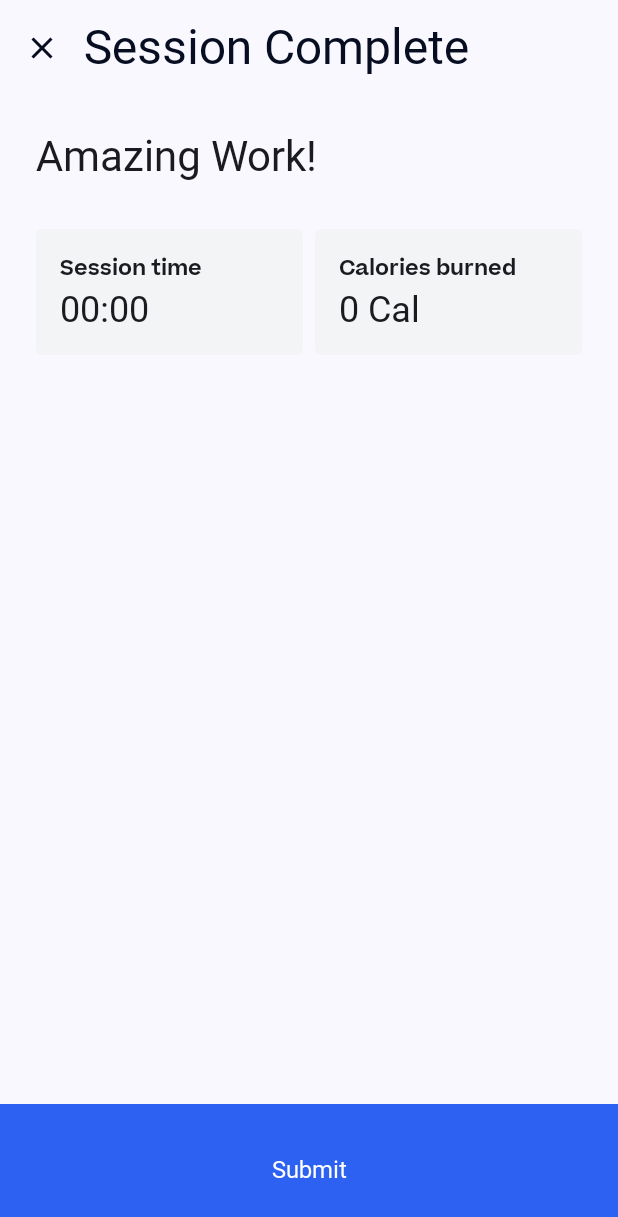
After one commit to AnastasiiaDudarieva/Bespoke, an Android app built with Jetpack Compose: the MemberWorkoutPostSessionScreen screen opened through its navigation route, on a phone screen of 412 x 824 dp. The commit adds this screen. Shown: the top 1217 px of the screen. Run offline under Robolectric (Android 15) with nearby library versions, the phone set to English and light mode, and no system bars; our stand-ins replace Dagger/Hilt's generated code, Firebase (no records; nobody signed in at launch, a user with empty details on screens opened directly); Roboto replaces fonts that are not available here.

Commit message:
add session complete screen

```diff
--- a/app/src/main/java/com/bespoke/app/navigation/AppNavigation.kt
+++ b/app/src/main/java/com/bespoke/app/navigation/AppNavigation.kt
@@ -13,6 +13,7 @@ import com.bespoke.app.ui.models.auth.AuthState
 import com.bespoke.app.ui.screens.AccountScreen
 import com.bespoke.app.ui.screens.EditMemberProfileScreen
 import com.bespoke.app.ui.screens.MemberRootScreen
+import com.bespoke.app.ui.screens.MemberWorkoutPostSessionScreen
 import com.bespoke.app.ui.screens.ProfileScreen
 import com.bespoke.app.ui.screens.ProgramOverviewScreen
 import com.bespoke.app.ui.screens.ProgramOverviewSimpleScreen
@@ -105,6 +106,10 @@ fun AppNavigation() {
                     val workoutId = backStackEntry.arguments?.getString("workoutId") ?: ""
                     WorkoutDetailScreen(workoutId = workoutId, navController = navController)
                 }
+                composable(Screen.WORKOUT_POST_SESSION) {
+                    MemberWorkoutPostSessionScreen(navController)
+                }
+
             }
         }
 
--- a/app/src/main/java/com/bespoke/app/navigation/NavigationRoutes.kt
+++ b/app/src/main/java/com/bespoke/app/navigation/NavigationRoutes.kt
@@ -15,6 +15,7 @@ object Screen {
     const val PROGRAM_OVERVIEW_SIMPLE = "program_overview_simple"
     const val EXERCISE = "exercise"
     const val WORKOUT = "workout"
+    const val WORKOUT_POST_SESSION = "workout_post_session"
 
 
     fun webViewWithUrl(url: String): String {
--- /dev/null
+++ b/app/src/main/java/com/bespoke/app/ui/screens/MemberWorkoutPostSessionScreen.kt
@@ -0,0 +1,126 @@
+package com.bespoke.app.ui.screens
+
+import SetStatusBarIconsDark
+import androidx.compose.foundation.background
+import androidx.compose.foundation.layout.Arrangement
+import androidx.compose.foundation.layout.Column
+import androidx.compose.foundation.layout.Row
+import androidx.compose.foundation.layout.Spacer
+import androidx.compose.foundation.layout.fillMaxSize
+import androidx.compose.foundation.layout.fillMaxWidth
+import androidx.compose.foundation.layout.height
+import androidx.compose.foundation.layout.padding
+import androidx.compose.foundation.shape.RoundedCornerShape
+import androidx.compose.material.icons.Icons
+import androidx.compose.material.icons.filled.Close
+import androidx.compose.material3.Surface
+import androidx.compose.material3.Text
+import androidx.compose.runtime.Composable
+import androidx.compose.runtime.collectAsState
+import androidx.compose.runtime.getValue
+import androidx.compose.ui.Modifier
+import androidx.compose.ui.res.stringResource
+import androidx.compose.ui.text.font.FontWeight
+import androidx.compose.ui.unit.dp
+import androidx.compose.ui.unit.sp
+import androidx.hilt.navigation.compose.hiltViewModel
+import androidx.navigation.NavHostController
+import com.bespoke.app.R
+import com.bespoke.app.ui.screens.components.base.BespokeButton
+import com.bespoke.app.ui.screens.components.base.BespokeTopBar
+import com.bespoke.app.ui.theme.BeatriceFontFamily
+import com.bespoke.app.ui.theme.InputBackgroundColor
+import com.bespoke.app.ui.viewmodel.WorkoutPostSessionViewModel
+
+
+@Composable
+fun MemberWorkoutPostSessionScreen(
+    navController: NavHostController,
+    viewModel: WorkoutPostSessionViewModel = hiltViewModel(),
+) {
+    SetStatusBarIconsDark(darkIcons = true)
+    val workout by viewModel.selectedWorkout.collectAsState()
+
+    val sessionTime = workout?.sessionTimeSecs?.let { formatSessionTime(it) } ?: "00:00"
+    val caloriesBurned = workout?.caloriesBurned?.toInt()?.toString()?.plus(" Cal") ?: "0 Cal"
+
+    Surface(
+        modifier = Modifier.fillMaxSize()
+    ) {
+        Column{
+            BespokeTopBar(
+                title = stringResource(R.string.session_complete),
+                canNavigateBack = true,
+                onBackClick = { navController.navigateUp() },
+                icon = Icons.Filled.Close
+            )
+            Column(modifier = Modifier.padding(24.dp).weight(1f, fill = true)) {
+                Text(
+                    text = stringResource(R.string.amazing_work),
+                    fontSize = 28.sp,
+                    fontFamily = BeatriceFontFamily
+                )
+
+                Spacer(modifier = Modifier.height(32.dp))
+
+                Row(
+                    modifier = Modifier.fillMaxWidth(),
+                    horizontalArrangement = Arrangement.spacedBy(8.dp)
+                ) {
+                    InfoBlock(
+                        modifier = Modifier.weight(1f),
+                        title = "Session time",
+                        value = sessionTime
+                    )
+                    InfoBlock(
+                        modifier = Modifier.weight(1f),
+                        title = "Calories burned",
+                        value = caloriesBurned
+                    )
+                }
+
+            }
+            BespokeButton(
+                onClick = { navController.navigateUp() },
+                modifier = Modifier
+                    .fillMaxWidth()
+                    .height(88.dp),
+                text = stringResource(R.string.submit)
+            )
+        }
+    }
+}
+
+@Composable
+private fun InfoBlock(modifier: Modifier = Modifier, title: String, value: String) {
+    Column(
+        modifier = modifier
+            .height(84.dp)
+            .background(InputBackgroundColor, RoundedCornerShape(4.dp))
+            .padding(16.dp),
+        verticalArrangement = Arrangement.SpaceBetween
+    ) {
+        Text(
+            text = title,
+            fontSize = 14.sp,
+            fontWeight = FontWeight.SemiBold,
+            fontFamily = BeatriceFontFamily
+        )
+        Text(
+            text = value,
+            fontSize = 24.sp,
+            fontFamily = BeatriceFontFamily
+        )
+    }
+}
+
+private fun formatSessionTime(seconds: Int): String {
+    val hours = seconds / 3600
+    val minutes = (seconds % 3600) / 60
+    val secs = seconds % 60
+    return if (hours > 0) {
+        String.format("%02d:%02d:%02d", hours, minutes, secs)
+    } else {
+        String.format("%02d:%02d", minutes, secs)
+    }
+}
--- a/app/src/main/java/com/bespoke/app/ui/screens/components/base/BespokeTopBar.kt
+++ b/app/src/main/java/com/bespoke/app/ui/screens/components/base/BespokeTopBar.kt
@@ -14,6 +14,7 @@ import androidx.compose.material3.TopAppBar
 import androidx.compose.material3.TopAppBarDefaults
 import androidx.compose.runtime.Composable
 import androidx.compose.ui.graphics.Color
+import androidx.compose.ui.graphics.vector.ImageVector
 import androidx.compose.ui.text.style.TextOverflow
 import com.bespoke.app.ui.theme.BeatriceFontFamily
 import com.bespoke.app.ui.theme.TextDark
@@ -25,7 +26,8 @@ fun BespokeTopBar(
     onBackClick: () -> Unit,
     title: String? = null,
     color: Color = TextDark,
-    actions: @Composable RowScope.() -> Unit = {}
+    actions: @Composable RowScope.() -> Unit = {},
+    icon: ImageVector = Icons.AutoMirrored.Filled.ArrowBack
 ) {
     TopAppBar(
         title = {
@@ -47,7 +49,7 @@ fun BespokeTopBar(
             ) {
                 IconButton(onClick = onBackClick) {
                     Icon(
-                        imageVector =  Icons.AutoMirrored.Filled.ArrowBack,
+                        imageVector = icon,
                         contentDescription = "Back",
                         tint = color
                     )
--- a/app/src/main/java/com/bespoke/app/ui/screens/components/programs/details/EquipmentNeeded.kt
+++ b/app/src/main/java/com/bespoke/app/ui/screens/components/programs/details/EquipmentNeeded.kt
@@ -1,6 +1,5 @@
 package com.bespoke.app.ui.screens.components.programs.details
 
-import android.util.Log
 import androidx.compose.foundation.background
 import androidx.compose.foundation.layout.Column
 import androidx.compose.foundation.layout.Spacer
--- a/app/src/main/java/com/bespoke/app/ui/viewmodel/ProgramOverviewViewModel.kt
+++ b/app/src/main/java/com/bespoke/app/ui/viewmodel/ProgramOverviewViewModel.kt
@@ -28,13 +28,10 @@ class ProgramOverviewViewModel @Inject constructor(
     fun getEquipmentLabelById(id: String) = memberRepository.getEquipmentLabelById(id)
 
     fun loadProgramData(programId: String) {
-        Log.e("programId", "${programId}")
         val loadedProgram = memberRepository.programs.value.firstOrNull { it.id == programId }
-        memberRepository.programs.value.forEach {
-            Log.e("loadedProgram", "${it.id}")
-        }
         loadedProgram?.let {
             viewModelScope.launch {
+                memberRepository.loadEquipmentsIfNeeded()
                 val updatedProgram = memberRepository.loadExerciseData(it)
                 _program.value = updatedProgram
             }
--- /dev/null
+++ b/app/src/main/java/com/bespoke/app/ui/viewmodel/WorkoutPostSessionViewModel.kt
@@ -0,0 +1,13 @@
+package com.bespoke.app.ui.viewmodel
+
+import androidx.lifecycle.ViewModel
+import com.bespoke.app.data.repository.MemberRepository
+import dagger.hilt.android.lifecycle.HiltViewModel
+import javax.inject.Inject
+
+@HiltViewModel
+class WorkoutPostSessionViewModel @Inject constructor(
+    memberRepository: MemberRepository
+) : ViewModel() {
+    val selectedWorkout = memberRepository.selectedWorkout
+}
--- a/app/src/main/res/values/locale.xml
+++ b/app/src/main/res/values/locale.xml
@@ -50,4 +50,6 @@
     <string name="equipment_needed">Equipment Needed</string>
     <string name="next">Next</string>
     <string name="review">Review</string>
+    <string name="session_complete">Session Complete</string>
+    <string name="amazing_work">Amazing Work!</string>
 </resources>
```
Also changed, not shown: app/src/main/java/com/bespoke/app/data/repository/MemberRepository.kt (+27 -42 lines), app/src/main/java/com/bespoke/app/ui/screens/WorkoutDetailScreen.kt (+7 -0 lines), app/src/main/java/com/bespoke/app/ui/viewmodel/WorkoutDetailViewModel.kt (+37 -12 lines).
